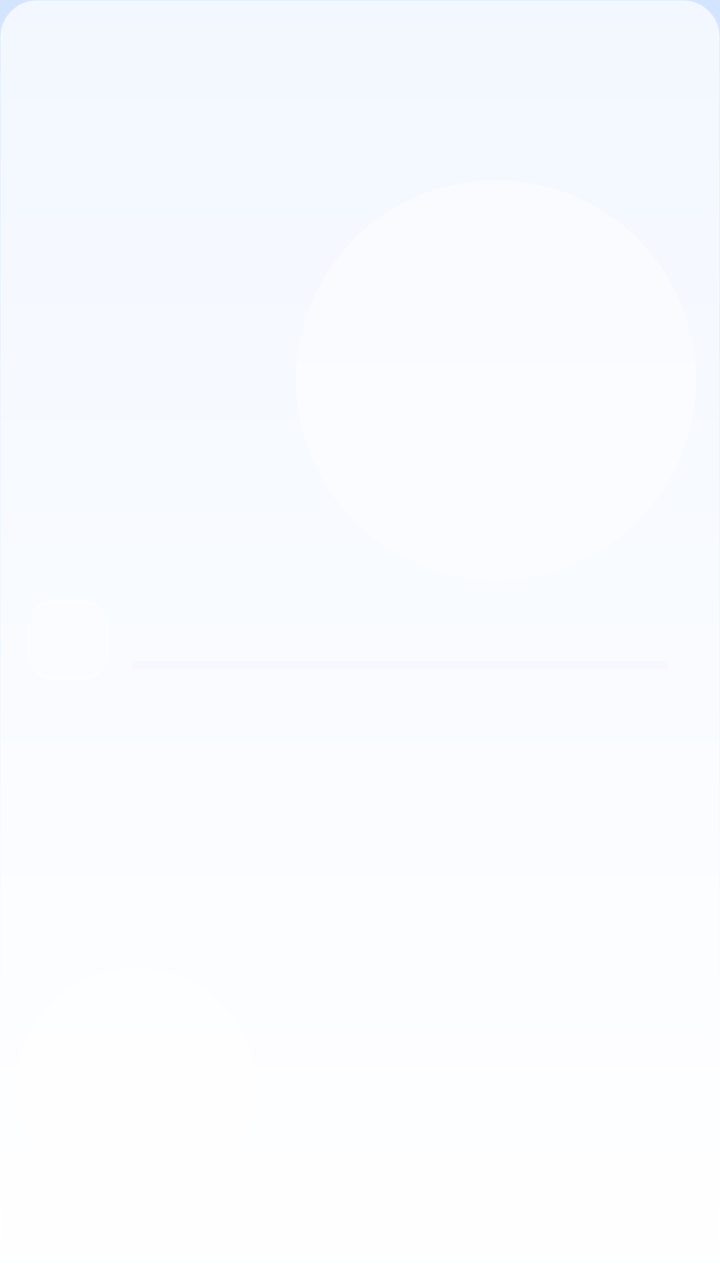
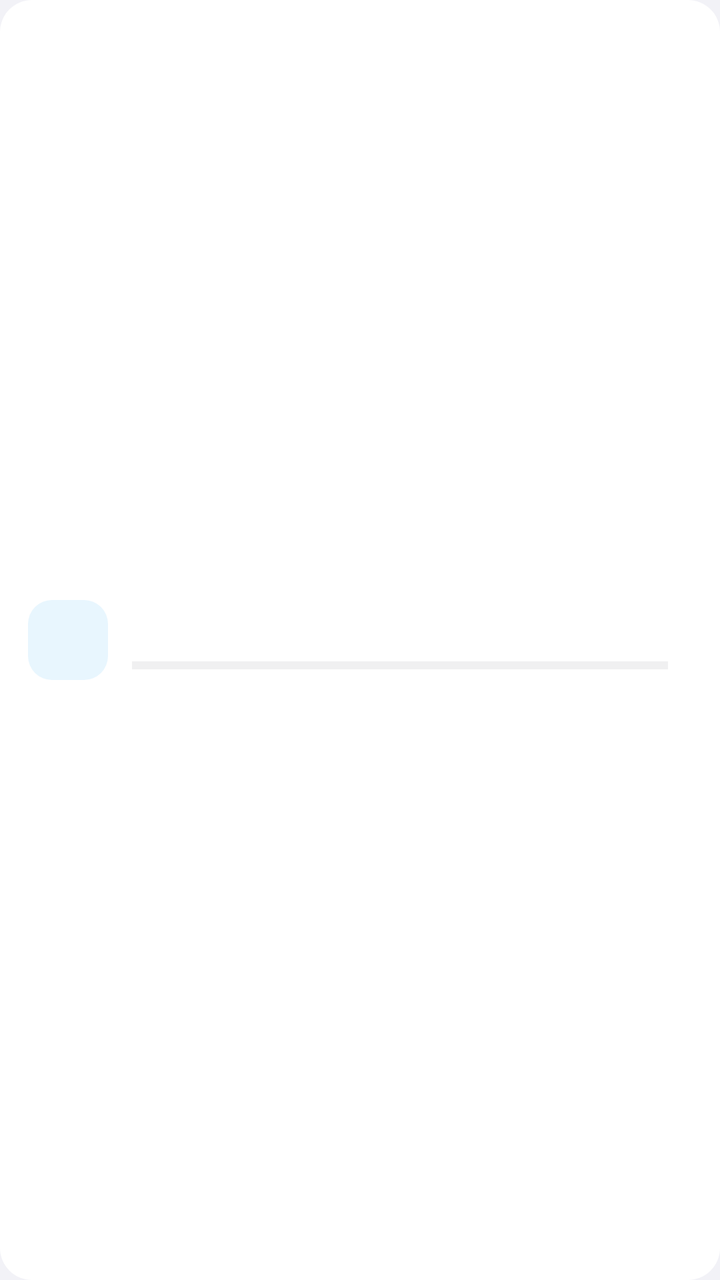

Before-and-after screenshots of an Android layout around one commit, followed by the original layout XML and the change that was made.
<!-- AndroidManifest.xml: application theme Theme.StudentBill -->
<!-- res/layout/item_merchant_rank.xml -->
<?xml version="1.0" encoding="utf-8"?>
<LinearLayout xmlns:android="http://schemas.android.com/apk/res/android"
    android:layout_width="match_parent"
    android:layout_height="wrap_content"
    android:layout_marginBottom="10dp"
    android:background="@drawable/bg_candy_glass"
    android:gravity="center_vertical"
    android:orientation="horizontal"
    android:paddingStart="14dp"
    android:paddingTop="12dp"
    android:paddingEnd="14dp"
    android:paddingBottom="12dp">

    <TextView
        android:id="@+id/tvRank"
        android:layout_width="40dp"
        android:layout_height="40dp"
        android:background="@drawable/bg_rank_badge_normal"
        android:gravity="center"
        android:textColor="@color/candy_ink"
        android:textSize="15sp"
        android:textStyle="bold" />

    <LinearLayout
        android:layout_width="0dp"
        android:layout_height="wrap_content"
        android:layout_marginStart="12dp"
        android:layout_weight="1"
        android:orientation="vertical">

        <TextView
            android:id="@+id/tvMerchantName"
            android:layout_width="match_parent"
            android:layout_height="wrap_content"
            android:ellipsize="end"
            android:singleLine="true"
            android:textColor="@color/candy_ink"
            android:textSize="14sp" />

        <ProgressBar
            android:id="@+id/progressShare"
            style="?android:attr/progressBarStyleHorizontal"
            android:layout_width="match_parent"
            android:layout_height="5dp"
            android:layout_marginTop="7dp"
            android:max="1000"
            android:progressBackgroundTint="#33C6B2FF"
            android:progressTint="@color/candy_sky" />

    </LinearLayout>

    <LinearLayout
        android:layout_width="wrap_content"
        android:layout_height="wrap_content"
        android:layout_marginStart="12dp"
        android:gravity="end"
        android:orientation="vertical">

        <TextView
            android:id="@+id/tvMerchantAmount"
            android:layout_width="wrap_content"
            android:layout_height="wrap_content"
            android:textColor="@color/candy_ink"
            android:textSize="15sp" />

        <TextView
            android:id="@+id/tvMerchantPercent"
            android:layout_width="wrap_content"
            android:layout_height="wrap_content"
            android:layout_marginTop="2dp"
            android:gravity="end"
            android:textColor="@color/text_secondary"
            android:textSize="11sp" />

    </LinearLayout>

</LinearLayout>
<!-- resources referenced by this layout -->
<resources>
  <color name="candy_ink">#3A2A55</color>
  <color name="candy_sky">#9FD4FF</color>
  <color name="text_secondary">#6B7280</color>
  <!-- drawable bg_candy_glass (drawable) -->
  <?xml version="1.0" encoding="utf-8"?>
  <shape xmlns:android="http://schemas.android.com/apk/res/android"
      android:shape="rectangle">
      <solid android:color="@color/candy_glass" />
      <corners android:radius="18dp" />
      <stroke
          android:width="1dp"
          android:color="@color/candy_line" />
  </shape>
  <!-- drawable bg_rank_badge_normal (drawable) -->
  <?xml version="1.0" encoding="utf-8"?>
  <shape xmlns:android="http://schemas.android.com/apk/res/android"
      android:shape="rectangle">
      <solid android:color="#33FFFFFF" />
      <corners android:radius="12dp" />
      <stroke
          android:width="1dp"
          android:color="@color/candy_line" />
  </shape>
  <style name="Theme.StudentBill" parent="Theme.AppCompat.Light.NoActionBar">
          <item name="colorPrimary">@color/color_primary</item>
          <item name="colorPrimaryDark">@color/color_primary_dark</item>
          <item name="colorAccent">@color/color_primary</item>
          <item name="android:windowLightStatusBar">true</item>
          <item name="android:statusBarColor">@color/page_blue</item>
          <item name="android:navigationBarColor">@color/bg_card</item>
          <item name="android:windowBackground">@drawable/bg_page_gradient</item>
          <item name="android:textColorPrimary">@color/text_primary</item>
          <item name="android:textColorSecondary">@color/text_secondary</item>
      </style>
  <color name="candy_glass">#B8FFFFFF</color>
  <color name="candy_line">#59FFFFFF</color>
  <color name="color_primary">#2F6FED</color>
  <color name="color_primary_dark">#1E4FBD</color>
  <color name="page_blue">#D3E4FF</color>
  <color name="bg_card">#FFFFFF</color>
  <!-- drawable bg_page_gradient (drawable) -->
  <?xml version="1.0" encoding="utf-8"?>
  <layer-list xmlns:android="http://schemas.android.com/apk/res/android">
  
      
      <item>
          <shape android:shape="rectangle">
              <gradient
                  android:angle="270"
                  android:endColor="@color/bg_card"
                  android:startColor="@color/page_blue" />
          </shape>
      </item>
  
      
      <item
          android:width="200dp"
          android:height="200dp"
          android:gravity="top|end"
          android:right="12dp"
          android:top="90dp">
          <shape android:shape="oval">
              <solid android:color="@color/page_bubble" />
          </shape>
      </item>
  
      <item
          android:width="120dp"
          android:height="120dp"
          android:gravity="bottom|start"
          android:bottom="36dp"
          android:left="8dp">
          <shape android:shape="oval">
              <solid android:color="@color/page_bubble" />
          </shape>
      </item>
  
  </layer-list>
  <color name="text_primary">#1F2430</color>
  <color name="page_bubble">#66FFFFFF</color>
</resources>

<!-- the commit's change to res/layout/item_merchant_rank.xml (unified diff, before → after) -->
@@ -3,7 +3,7 @@
     android:layout_width="match_parent"
     android:layout_height="wrap_content"
     android:layout_marginBottom="10dp"
-    android:background="@drawable/bg_candy_glass"
+    android:background="@drawable/bg_card"
     android:gravity="center_vertical"
     android:orientation="horizontal"
     android:paddingStart="14dp"
@@ -17,7 +17,7 @@
         android:layout_height="40dp"
         android:background="@drawable/bg_rank_badge_normal"
         android:gravity="center"
-        android:textColor="@color/candy_ink"
+        android:textColor="@color/text_primary"
         android:textSize="15sp"
         android:textStyle="bold" />
 
@@ -34,7 +34,7 @@
             android:layout_height="wrap_content"
             android:ellipsize="end"
             android:singleLine="true"
-            android:textColor="@color/candy_ink"
+            android:textColor="@color/text_primary"
             android:textSize="14sp" />
 
         <ProgressBar
@@ -44,8 +44,8 @@
             android:layout_height="5dp"
             android:layout_marginTop="7dp"
             android:max="1000"
-            android:progressBackgroundTint="#33C6B2FF"
-            android:progressTint="@color/candy_sky" />
+            android:progressBackgroundTint="@color/separator"
+            android:progressTint="@color/color_sky" />
 
     </LinearLayout>
 
@@ -60,7 +60,7 @@
             android:id="@+id/tvMerchantAmount"
             android:layout_width="wrap_content"
             android:layout_height="wrap_content"
-            android:textColor="@color/candy_ink"
+            android:textColor="@color/text_primary"
             android:textSize="15sp" />
 
         <TextView
<!-- resource entries referenced after the edit -->
@@ -1,84 +1,47 @@
 <!-- resources referenced by this layout -->
 <resources>
-  <color name="candy_ink">#3A2A55</color>
-  <color name="candy_sky">#9FD4FF</color>
-  <color name="text_secondary">#6B7280</color>
-  <!-- drawable bg_candy_glass (drawable) -->
+  <color name="color_sky">#5BB8F5</color>
+  <color name="separator">#C6C6C8</color>
+  <color name="text_secondary">#8E8E93</color>
+  <!-- drawable bg_card (drawable) -->
   <?xml version="1.0" encoding="utf-8"?>
   <shape xmlns:android="http://schemas.android.com/apk/res/android"
       android:shape="rectangle">
-      <solid android:color="@color/candy_glass" />
-      <corners android:radius="18dp" />
-      <stroke
-          android:width="1dp"
-          android:color="@color/candy_line" />
+      <solid android:color="@color/bg_card" />
+      <corners android:radius="@dimen/card_radius" />
   </shape>
   <!-- drawable bg_rank_badge_normal (drawable) -->
   <?xml version="1.0" encoding="utf-8"?>
   <shape xmlns:android="http://schemas.android.com/apk/res/android"
       android:shape="rectangle">
-      <solid android:color="#33FFFFFF" />
-      <corners android:radius="12dp" />
-      <stroke
-          android:width="1dp"
-          android:color="@color/candy_line" />
+      <solid android:color="@color/color_primary_light" />
+      <corners android:radius="@dimen/radius_small" />
   </shape>
   <style name="Theme.StudentBill" parent="Theme.AppCompat.Light.NoActionBar">
           <item name="colorPrimary">@color/color_primary</item>
           <item name="colorPrimaryDark">@color/color_primary_dark</item>
           <item name="colorAccent">@color/color_primary</item>
           <item name="android:windowLightStatusBar">true</item>
-          <item name="android:statusBarColor">@color/page_blue</item>
+          <item name="android:statusBarColor">@color/page_bg_start</item>
           <item name="android:navigationBarColor">@color/bg_card</item>
           <item name="android:windowBackground">@drawable/bg_page_gradient</item>
           <item name="android:textColorPrimary">@color/text_primary</item>
           <item name="android:textColorSecondary">@color/text_secondary</item>
       </style>
-  <color name="candy_glass">#B8FFFFFF</color>
-  <color name="candy_line">#59FFFFFF</color>
-  <color name="color_primary">#2F6FED</color>
-  <color name="color_primary_dark">#1E4FBD</color>
-  <color name="page_blue">#D3E4FF</color>
+  <color name="color_primary">#5BB8F5</color>
+  <color name="color_primary_dark">#3A9FE0</color>
+  <color name="page_bg_start">#F2F2F7</color>
   <color name="bg_card">#FFFFFF</color>
+  <dimen name="card_radius">16dp</dimen>
+  <color name="color_primary_light">#E8F6FE</color>
+  <dimen name="radius_small">12dp</dimen>
   <!-- drawable bg_page_gradient (drawable) -->
   <?xml version="1.0" encoding="utf-8"?>
-  <layer-list xmlns:android="http://schemas.android.com/apk/res/android">
-  
-      
-      <item>
-          <shape android:shape="rectangle">
-              <gradient
-                  android:angle="270"
-                  android:endColor="@color/bg_card"
-                  android:startColor="@color/page_blue" />
-          </shape>
-      </item>
-  
-      
-      <item
-          android:width="200dp"
-          android:height="200dp"
-          android:gravity="top|end"
-          android:right="12dp"
-          android:top="90dp">
-          <shape android:shape="oval">
-              <solid android:color="@color/page_bubble" />
-          </shape>
-      </item>
-  
-      <item
-          android:width="120dp"
-          android:height="120dp"
-          android:gravity="bottom|start"
-          android:bottom="36dp"
-          android:left="8dp">
-          <shape android:shape="oval">
-              <solid android:color="@color/page_bubble" />
-          </shape>
-      </item>
-  
-  </layer-list>
-  <color name="text_primary">#1F2430</color>
-  <color name="page_bubble">#66FFFFFF</color>
+  <shape xmlns:android="http://schemas.android.com/apk/res/android"
+      android:shape="rectangle">
+      <solid android:color="@color/bg_page" />
+  </shape>
+  <color name="bg_page">#F2F2F7</color>
+  <color name="text_primary">#1C1C1E</color>
 </resources>
 
